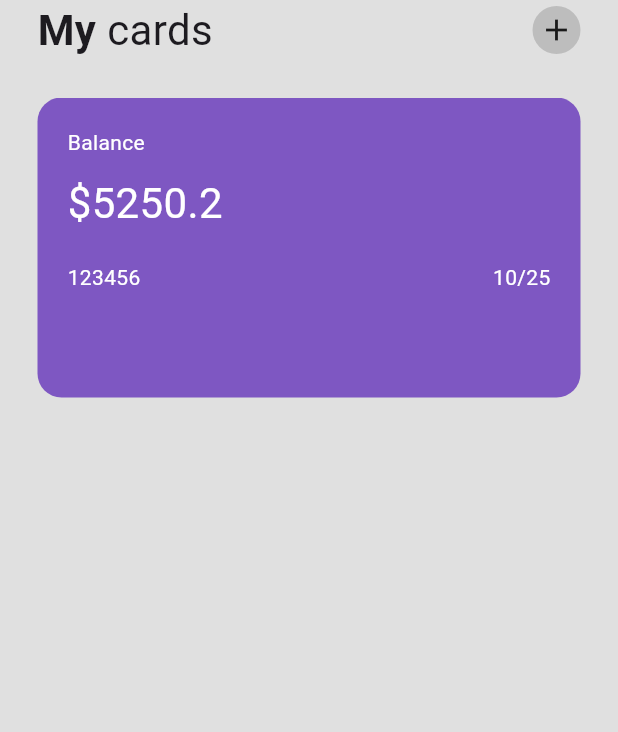
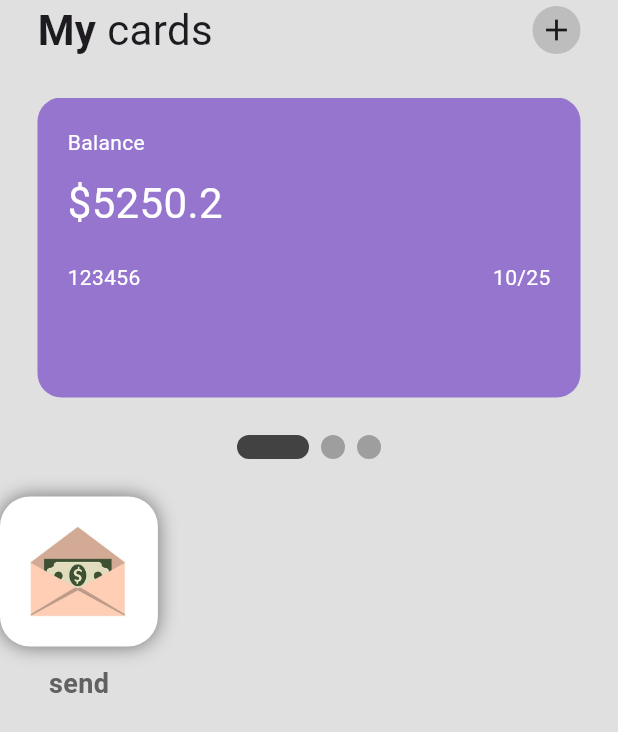
Before and after one commit to JAIII12/WalletUi, a Flutter app: the screen it shows after launch, on a phone screen of 412 x 824 dp. Shown: the top 732 px of the screen. Run offline on Flutter 3.47's test engine with Material 3 defaults, Android fonts, the phone set to English and light mode, and no system bars; drawn by our look-alikes of smooth_page_indicator.

Commit message:
third commit

```diff
--- a/lib/pages/home_page.dart
+++ b/lib/pages/home_page.dart
@@ -1,4 +1,5 @@
 import 'package:flutter/material.dart';
+import 'package:smooth_page_indicator/smooth_page_indicator.dart';
 import 'package:walletui/util/my_card.dart';
 
 class HomePage extends StatefulWidget {
@@ -9,6 +10,9 @@ class HomePage extends StatefulWidget {
 }
 
 class _HomePageState extends State<HomePage> {
+
+  //page controller
+  final _controller=PageController();
   @override
   Widget build(BuildContext context) {
     return Scaffold(
@@ -53,32 +57,78 @@ class _HomePageState extends State<HomePage> {
       height: 200,
       child: PageView(
         scrollDirection: Axis.horizontal,
+        controller: _controller,
         children: [
             MyCard(
               balance: 5250.20,
               cardNumber: 123456,
               expiryMonth: 10,
               expiryYear: 25,
-              color: Colors.deepPurple[400],
+              color: Colors.deepPurple[300],
             ),
             MyCard(
               balance: 325.50,
               cardNumber: 145456,
               expiryMonth: 03,
               expiryYear: 26,
-              color: Colors.blue[400],
+              color: Colors.blue[300],
             ),
             MyCard(
               balance: 700,
               cardNumber: 892234,
               expiryMonth: 09,
               expiryYear: 27,
-              color: Colors.green[400],
+              color: Colors.green[300],
             ),
         ],
       ),
       ),
+
+      SizedBox(height: 25,),
+
+      SmoothPageIndicator(
+        controller: _controller,
+       count: 3,
+       effect: ExpandingDotsEffect(
+        activeDotColor: Colors.grey.shade800,
+       ),),
+
+       SizedBox(height: 25,),
           //3 buttons -> send //pay // bill
+          Row(children: [
+            //send buuton
+            Column(
+              children: [
+                //icon
+                Container(
+                  height: 100,
+                  padding: EdgeInsets.all(20),
+                  decoration: BoxDecoration(color:Colors.white,
+                  borderRadius: BorderRadius.circular(20),
+                  boxShadow: [
+                  BoxShadow(
+                    color:Colors.grey.shade600,
+                    blurRadius: 10,
+                    )]),
+                  child:Center(
+                  child: Center(child:Image.asset('lib/icons/send money.png')),
+                  ),
+                  ),
+                  SizedBox(height: 12,),
+                  //text
+                  Text('send',
+                  style: TextStyle(
+                  fontSize: 18,
+                  fontWeight: FontWeight.bold,
+                  color: Colors.grey[700]),)
+              ],
+            )
+
+            //pay button
+
+            //bills button
+
+          ],)
 
           //column-> stats +transaction
         ],),
--- a/pubspec.yaml
+++ b/pubspec.yaml
@@ -34,6 +34,7 @@ dependencies:
   # The following adds the Cupertino Icons font to your application.
   # Use with the CupertinoIcons class for iOS style icons.
   cupertino_icons: ^1.0.8
+  smooth_page_indicator:
 
 dev_dependencies:
   flutter_test:
```
Also changed, not shown: pubspec.lock.
